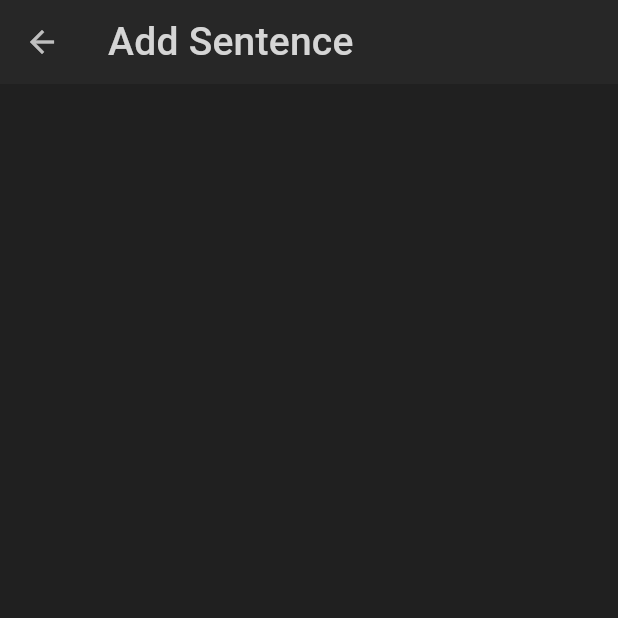
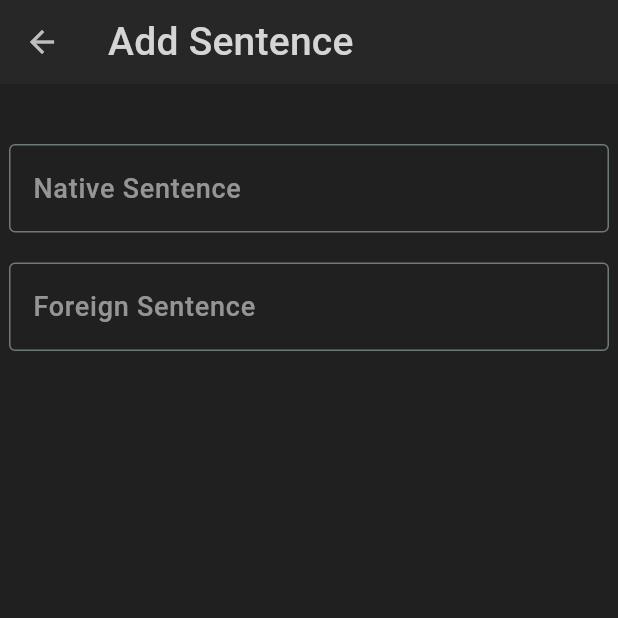
Before and after one commit to ana-znv/translate_trainer, a Flutter app: the AddSentence screen opened by its route, on a phone screen of 412 x 824 dp, the top half of it. Run offline on Flutter 3.47's test engine with Material 3 defaults, Android fonts, the phone set to English and light mode, and no system bars.

Commit message:
added text inputs

```diff
--- a/lib/features/add_sentence/view/add_sentence.dart
+++ b/lib/features/add_sentence/view/add_sentence.dart
@@ -15,6 +15,48 @@ class _AddSentenceState extends State<AddSentence> {
       appBar: AppBar(
         title: Text("Add Sentence", style: theme.textTheme.titleMedium),
       ),
+      body: Column(
+        children: [
+          Padding(padding: EdgeInsets.only(top: 40)),
+          Container(
+            alignment: Alignment.topCenter,
+            child: SizedBox(
+              width: 400,
+              child: TextField(
+                autocorrect: false,
+                enableSuggestions: false,
+                maxLines: null,
+                keyboardType: TextInputType.multiline,
+                style: theme.textTheme.labelMedium,
+                decoration: InputDecoration(
+                  border: OutlineInputBorder(),
+                  hintText: 'Native Sentence',
+                  hintStyle: theme.textTheme.labelSmall,
+                ),
+              ),
+            ),
+          ),
+          Padding(padding: EdgeInsets.only(top: 20)),
+          Container(
+            alignment: Alignment.topCenter,
+            child: SizedBox(
+              width: 400,
+              child: TextField(
+                autocorrect: false,
+                enableSuggestions: false,
+                maxLines: null,
+                keyboardType: TextInputType.multiline,
+                style: theme.textTheme.labelMedium,
+                decoration: InputDecoration(
+                  border: OutlineInputBorder(),
+                  hintText: 'Foreign Sentence',
+                  hintStyle: theme.textTheme.labelSmall,
+                ),
+              ),
+            ),
+          ),
+        ],
+      ),
     );
   }
 }
--- a/lib/theme/theme.dart
+++ b/lib/theme/theme.dart
@@ -11,6 +11,14 @@ final darkTheme = ThemeData(
       fontSize: 26,
     ),
     bodyMedium: TextStyle(color: Colors.white, fontSize: 22),
+    labelMedium: TextStyle(
+      color: const Color.fromARGB(255, 220, 220, 220),
+      fontSize: 20,
+    ),
+    labelSmall: TextStyle(
+      fontSize: 18,
+      color: Color.fromARGB(166, 212, 212, 212),
+    ),
   ),
   appBarTheme: AppBarTheme(
     backgroundColor: const Color.fromARGB(255, 39, 39, 39),
```
